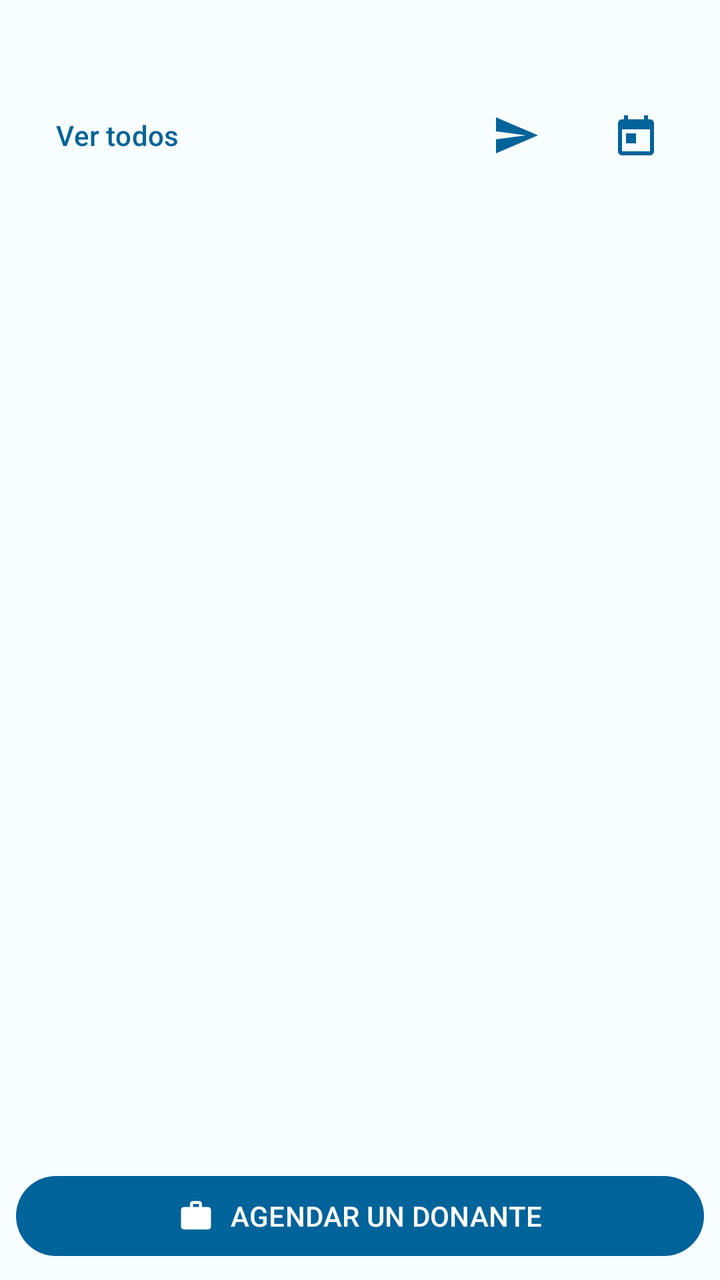
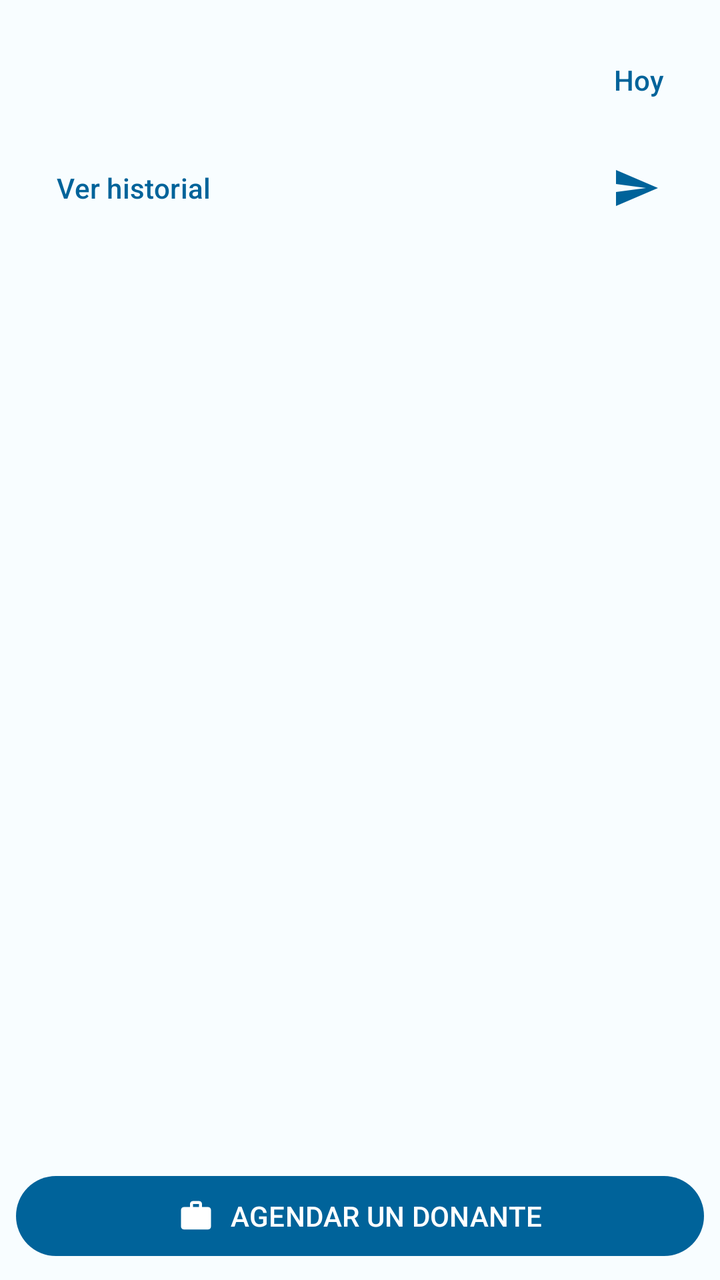

An Android layout rendered at two revisions. The XML below is the earlier revision; the diff shows what the commit changed to produce the second picture.
<!-- AndroidManifest.xml: application theme Theme.DonationSystem -->
<!-- res/layout/fragment_appointments.xml -->
<?xml version="1.0" encoding="utf-8"?>
<androidx.constraintlayout.widget.ConstraintLayout xmlns:android="http://schemas.android.com/apk/res/android"
    xmlns:app="http://schemas.android.com/apk/res-auto"
    xmlns:tools="http://schemas.android.com/tools"
    android:layout_width="match_parent"
    android:layout_height="match_parent"
    android:background="@color/surface_light"
    tools:context=".views.fragments.AppointmentsFragment">

    <LinearLayout
        android:id="@+id/rowWeekHeader"
        android:layout_width="0dp"
        android:layout_height="wrap_content"
        android:layout_marginStart="16dp"
        android:layout_marginTop="16dp"
        android:layout_marginEnd="16dp"
        android:orientation="vertical"
        app:layout_constraintEnd_toEndOf="parent"
        app:layout_constraintStart_toStartOf="parent"
        app:layout_constraintTop_toTopOf="parent">

        <TextView
            android:id="@+id/textViewWeekHeader"
            android:layout_width="match_parent"
            android:layout_height="wrap_content"
            android:textAppearance="?attr/textAppearanceTitleMedium"
            android:textColor="@color/clinical_dark_blue"
            android:textStyle="bold" />

        <LinearLayout
            android:layout_width="match_parent"
            android:layout_height="wrap_content"
            android:layout_marginTop="4dp"
            android:gravity="center_vertical"
            android:orientation="horizontal">

            <com.google.android.material.button.MaterialButton
                android:id="@+id/buttonToggleHistory"
                style="@style/Widget.Material3.Button.TextButton"
                android:layout_width="wrap_content"
                android:layout_height="wrap_content"
                android:layout_marginEnd="8dp"
                android:minWidth="0dp"
                android:text="@string/action_view_all"
                android:textColor="@color/medical_blue" />

            <com.google.android.material.button.MaterialButton
                android:id="@+id/buttonToggleRequests"
                style="@style/Widget.Material3.Button.TextButton"
                android:layout_width="wrap_content"
                android:layout_height="wrap_content"
                android:layout_marginEnd="8dp"
                android:minWidth="0dp"
                android:text="@string/action_view_requests"
                android:textColor="@color/medical_blue"
                android:visibility="gone" />

            <Space
                android:layout_width="0dp"
                android:layout_height="1dp"
                android:layout_weight="1" />

            <com.google.android.material.button.MaterialButton
                android:id="@+id/buttonDispatchReminders"
                style="@style/Widget.Material3.Button.IconButton"
                android:layout_width="wrap_content"
                android:layout_height="wrap_content"
                android:layout_marginEnd="8dp"
                android:contentDescription="@string/cd_dispatch_reminders"
                app:icon="@drawable/ic_send"
                app:iconSize="24dp" />

            <com.google.android.material.button.MaterialButton
                android:id="@+id/buttonOpenCalendar"
                style="@style/Widget.Material3.Button.IconButton"
                android:layout_width="wrap_content"
                android:layout_height="wrap_content"
                android:contentDescription="@string/cd_open_calendar"
                app:icon="@drawable/ic_calendar"
                app:iconSize="24dp" />
        </LinearLayout>
    </LinearLayout>

    <TextView
        android:id="@+id/textViewSelectedDateLabel"
        android:layout_width="0dp"
        android:layout_height="wrap_content"
        android:layout_marginStart="16dp"
        android:layout_marginTop="8dp"
        android:layout_marginEnd="16dp"
        android:textAppearance="?attr/textAppearanceBodyMedium"
        android:textColor="@color/medical_blue"
        android:visibility="gone"
        app:layout_constraintEnd_toEndOf="parent"
        app:layout_constraintStart_toStartOf="parent"
        app:layout_constraintTop_toBottomOf="@+id/rowWeekHeader" />

    <androidx.recyclerview.widget.RecyclerView
        android:id="@+id/recyclerViewDaysFilter"
        android:layout_width="0dp"
        android:layout_height="wrap_content"
        android:layout_marginTop="12dp"
        android:orientation="horizontal"
        android:paddingStart="16dp"
        android:paddingEnd="16dp"
        app:layout_constraintEnd_toEndOf="parent"
        app:layout_constraintStart_toStartOf="parent"
        app:layout_constraintTop_toBottomOf="@+id/textViewSelectedDateLabel"
        tools:listitem="@layout/item_day_filter" />

    <TextView
        android:id="@+id/textViewEmptyAppointments"
        android:layout_width="wrap_content"
        android:layout_height="wrap_content"
        android:text="@string/empty_day_appointments"
        android:textColor="@color/on_surface_variant"
        android:visibility="gone"
        app:layout_constraintBottom_toBottomOf="parent"
        app:layout_constraintEnd_toEndOf="parent"
        app:layout_constraintStart_toStartOf="parent"
        app:layout_constraintTop_toTopOf="parent" />

    <androidx.recyclerview.widget.RecyclerView
        android:id="@+id/recyclerViewAppointmentsList"
        android:layout_width="0dp"
        android:layout_height="0dp"
        android:layout_marginTop="8dp"
        android:clipToPadding="false"
        android:paddingBottom="16dp"
        app:layout_constraintBottom_toTopOf="@+id/buttonScheduleDonor"
        app:layout_constraintEnd_toEndOf="parent"
        app:layout_constraintStart_toStartOf="parent"
        app:layout_constraintTop_toBottomOf="@+id/recyclerViewDaysFilter"
        tools:listitem="@layout/item_appointment" />

    <com.google.android.material.button.MaterialButton
        android:id="@+id/buttonScheduleDonor"
        android:layout_width="0dp"
        android:layout_height="wrap_content"
        android:layout_margin="8dp"
        android:text="@string/btn_schedule_donor"
        app:icon="@drawable/ic_workflow"
        app:iconGravity="textStart"
        app:layout_constraintBottom_toBottomOf="parent"
        app:layout_constraintEnd_toEndOf="parent"
        app:layout_constraintStart_toStartOf="parent" />

</androidx.constraintlayout.widget.ConstraintLayout>
<!-- res/layout/item_day_filter.xml (included above) -->
<?xml version="1.0" encoding="utf-8"?>
<com.google.android.material.card.MaterialCardView xmlns:android="http://schemas.android.com/apk/res/android"
    xmlns:app="http://schemas.android.com/apk/res-auto"
    android:id="@+id/cardDayFilter"
    android:layout_width="wrap_content"
    android:layout_height="wrap_content"
    android:layout_marginEnd="8dp"
    app:cardCornerRadius="8dp"
    app:cardElevation="0dp"
    app:strokeWidth="1dp"
    app:strokeColor="@color/medical_blue">

    <TextView
        android:id="@+id/textViewDayFilter"
        android:layout_width="wrap_content"
        android:layout_height="wrap_content"
        android:minWidth="56dp"
        android:paddingTop="10dp"
        android:paddingBottom="10dp"
        android:paddingStart="12dp"
        android:paddingEnd="12dp"
        android:gravity="center"
        android:textAppearance="?attr/textAppearanceLabelMedium"
        android:textColor="@color/medical_blue" />
</com.google.android.material.card.MaterialCardView>
<!-- res/layout/item_appointment.xml (included above) -->
<?xml version="1.0" encoding="utf-8"?>
<com.google.android.material.card.MaterialCardView xmlns:android="http://schemas.android.com/apk/res/android"
    xmlns:app="http://schemas.android.com/apk/res-auto"
    style="@style/Widget.App.Card"
    android:layout_width="match_parent"
    android:layout_height="wrap_content"
    android:layout_marginStart="@dimen/card_margin_h"
    android:layout_marginEnd="@dimen/card_margin_h"
    android:layout_marginBottom="@dimen/card_margin_v">

    <androidx.constraintlayout.widget.ConstraintLayout
        android:layout_width="match_parent"
        android:layout_height="wrap_content"
        android:padding="16dp">

        <com.google.android.material.chip.Chip
            android:id="@+id/chipAppointmentTime"
            android:layout_width="wrap_content"
            android:layout_height="wrap_content"
            android:clickable="false"
            android:focusable="false"
            android:text="@string/loading"
            app:layout_constraintEnd_toStartOf="@+id/buttonAppointmentActions"
            app:layout_constraintTop_toTopOf="parent" />

        <com.google.android.material.button.MaterialButton
            android:id="@+id/buttonAppointmentActions"
            style="@style/Widget.Material3.Button.IconButton"
            android:layout_width="wrap_content"
            android:layout_height="wrap_content"
            android:contentDescription="@string/cd_appointment_actions"
            app:icon="@drawable/ic_more_vert"
            app:iconSize="24dp"
            app:layout_constraintEnd_toEndOf="parent"
            app:layout_constraintTop_toTopOf="parent" />

        <TextView
            android:id="@+id/textViewAppointmentDonor"
            android:layout_width="0dp"
            android:layout_height="wrap_content"
            android:textAppearance="?attr/textAppearanceTitleSmall"
            android:textColor="@color/on_surface"
            app:layout_constraintEnd_toStartOf="@+id/chipAppointmentTime"
            app:layout_constraintStart_toStartOf="parent"
            app:layout_constraintTop_toTopOf="parent" />

        <TextView
            android:id="@+id/textViewAppointmentProcedure"
            android:layout_width="wrap_content"
            android:layout_height="wrap_content"
            android:layout_marginTop="8dp"
            android:text="@string/loading"
            android:textAppearance="?attr/textAppearanceBodyMedium"
            android:textColor="@color/medical_blue"
            app:layout_constraintStart_toStartOf="parent"
            app:layout_constraintTop_toBottomOf="@+id/textViewAppointmentDonor" />

        <com.google.android.material.chip.Chip
            android:id="@+id/chipAppointmentStatus"
            style="@style/Widget.Material3.Chip.Suggestion"
            android:layout_width="wrap_content"
            android:layout_height="wrap_content"
            android:layout_marginStart="8dp"
            android:checkable="false"
            android:textAppearance="?attr/textAppearanceLabelSmall"
            android:textColor="@color/white"
            android:textStyle="bold"
            android:visibility="gone"
            app:layout_constraintBottom_toBottomOf="@+id/textViewAppointmentProcedure"
            app:layout_constraintStart_toEndOf="@+id/textViewAppointmentProcedure"
            app:layout_constraintTop_toTopOf="@+id/textViewAppointmentProcedure" />

        <LinearLayout
            android:id="@+id/layoutReminderActions"
            android:layout_width="wrap_content"
            android:layout_height="wrap_content"
            android:layout_marginTop="12dp"
            android:gravity="center_vertical"
            android:orientation="horizontal"
            app:layout_constraintBottom_toBottomOf="parent"
            app:layout_constraintEnd_toEndOf="parent"
            app:layout_constraintTop_toBottomOf="@+id/textViewAppointmentProcedure">

            <com.google.android.material.button.MaterialButton
                android:id="@+id/buttonSendWhatsApp"
                style="@style/Widget.Material3.Button.IconButton"
                android:layout_width="wrap_content"
                android:layout_height="wrap_content"
                android:contentDescription="@string/cd_send_whatsapp"
                app:icon="@drawable/ic_whatsapp"
                app:iconSize="24dp" />

            <com.google.android.material.button.MaterialButton
                android:id="@+id/buttonSendEmail"
                style="@style/Widget.Material3.Button.IconButton"
                android:layout_width="wrap_content"
                android:layout_height="wrap_content"
                android:contentDescription="@string/cd_send_email"
                app:icon="@drawable/ic_mail"
                app:iconSize="24dp" />

            <ImageView
                android:id="@+id/imageViewReminderWhatsAppChecked"
                android:layout_width="40dp"
                android:layout_height="40dp"
                android:contentDescription="@string/msg_reminder_sent"
                android:src="@drawable/ic_check"
                app:tint="@color/aptitude_green"
                android:visibility="gone" />

            <ImageView
                android:id="@+id/imageViewReminderEmailChecked"
                android:layout_width="40dp"
                android:layout_height="40dp"
                android:contentDescription="@string/msg_reminder_sent"
                android:src="@drawable/ic_check"
                app:tint="@color/aptitude_green"
                android:visibility="gone" />
        </LinearLayout>
    </androidx.constraintlayout.widget.ConstraintLayout>
</com.google.android.material.card.MaterialCardView>
<!-- resources referenced by this layout -->
<resources>
  <color name="aptitude_green">#FF2E7D32</color>
  <color name="clinical_dark_blue">#FF001D33</color>
  <color name="medical_blue">#FF00639A</color>
  <color name="on_surface">#FF191C20</color>
  <color name="on_surface_variant">#FF42474E</color>
  <color name="surface_light">#FFF8FDFF</color>
  <color name="white">#FFFFFFFF</color>
  <dimen name="card_margin_h">16dp</dimen>
  <dimen name="card_margin_v">8dp</dimen>
  <!-- drawable ic_calendar (drawable) -->
  <vector xmlns:android="http://schemas.android.com/apk/res/android"
      android:width="24dp"
      android:height="24dp"
      android:viewportWidth="24"
      android:viewportHeight="24"
      android:tint="?attr/colorControlNormal">
      <path
          android:fillColor="@android:color/white"
          android:pathData="M19,4h-1V2h-2v2H8V2H6v2H5c-1.11,0 -1.99,0.9 -1.99,2L3,20c0,1.1 0.89,2 2,2h14c1.1,0 2,-0.9 2,-2V6C21,4.9 20.1,4 19,4zM19,20H5V9h14v11zM7,11h5v5H7z" />
  </vector>
  <!-- drawable ic_check (drawable) -->
  <vector xmlns:android="http://schemas.android.com/apk/res/android"
      android:width="24dp"
      android:height="24dp"
      android:viewportWidth="24"
      android:viewportHeight="24"
      android:tint="?attr/colorControlNormal">
      <path
          android:fillColor="@android:color/white"
          android:pathData="M9,16.17L4.83,12l-1.42,1.41L9,19 21,7l-1.41,-1.41z" />
  </vector>
  <!-- drawable ic_mail (drawable) -->
  <vector xmlns:android="http://schemas.android.com/apk/res/android"
      android:width="24dp"
      android:height="24dp"
      android:viewportWidth="24"
      android:viewportHeight="24"
      android:tint="?attr/colorControlNormal">
      <path
          android:fillColor="@android:color/white"
          android:pathData="M20,4H4c-1.1,0 -1.99,0.9 -1.99,2L2,18c0,1.1 0.9,2 2,2h16c1.1,0 2,-0.9 2,-2V6c0,-1.1 -0.9,-2 -2,-2zM20,8l-8,5 -8,-5V6l8,5 8,-5v2z" />
  </vector>
  <!-- drawable ic_send (drawable) -->
  <vector xmlns:android="http://schemas.android.com/apk/res/android"
      android:width="24dp"
      android:height="24dp"
      android:viewportWidth="24"
      android:viewportHeight="24"
      android:tint="?attr/colorControlNormal">
      <path
          android:fillColor="@android:color/white"
          android:pathData="M2.01,21L23,12 2.01,3 2,10l15,2 -15,2z" />
  </vector>
  <string name="action_view_all">Ver todos</string>
  <string name="action_view_requests">Solicitudes</string>
  <string name="btn_schedule_donor">AGENDAR UN DONANTE</string>
  <string name="cd_appointment_actions">Acciones del turno</string>
  <string name="cd_dispatch_reminders">Enviar recordatorios automáticos ahora</string>
  <string name="cd_open_calendar">Abrir calendario</string>
  <string name="cd_send_email">Enviar recordatorio por email</string>
  <string name="cd_send_whatsapp">Enviar recordatorio por WhatsApp</string>
  <string name="empty_day_appointments">No hay citas para este día</string>
  <string name="loading">Cargando...</string>
  <string name="msg_reminder_sent">Recordatorio enviado</string>
  <style name="Widget.App.Card" parent="Widget.Material3.CardView.Filled">
          <item name="cardCornerRadius">@dimen/card_corner_radius</item>
      </style>
  <style name="Theme.DonationSystem" parent="Base.Theme.DonationSystem" />
  <dimen name="card_corner_radius">12dp</dimen>
  <color name="on_primary">#FFFFFFFF</color>
  <color name="medical_blue_light">#FFD1E4FF</color>
  <color name="on_secondary">#FFFFFFFF</color>
  <color name="surface_variant">#FFDEE3EB</color>
  <color name="outline">#FF72777F</color>
  <color name="surface_container_lowest">#FFFFFFFF</color>
  <color name="surface_container_low">#FFF3F8FB</color>
  <color name="surface_container">#FFEDF3F8</color>
  <color name="surface_container_high">#FFE7EDF3</color>
  <color name="surface_container_highest">#FFE1E9F0</color>
  <!-- unchanged entries left out for length: 4 -->
</resources>

<!-- the commit's change to res/layout/fragment_appointments.xml (unified diff, before → after) -->
@@ -19,13 +19,33 @@
         app:layout_constraintStart_toStartOf="parent"
         app:layout_constraintTop_toTopOf="parent">
 
-        <TextView
-            android:id="@+id/textViewWeekHeader"
+        <LinearLayout
             android:layout_width="match_parent"
             android:layout_height="wrap_content"
-            android:textAppearance="?attr/textAppearanceTitleMedium"
-            android:textColor="@color/clinical_dark_blue"
-            android:textStyle="bold" />
+            android:gravity="center_vertical"
+            android:orientation="horizontal">
+
+            <TextView
+                android:id="@+id/textViewWeekHeader"
+                android:layout_width="0dp"
+                android:layout_height="wrap_content"
+                android:layout_weight="1"
+                android:maxLines="1"
+                android:ellipsize="end"
+                android:textAppearance="?attr/textAppearanceTitleMedium"
+                android:textColor="@color/clinical_dark_blue"
+                android:textStyle="bold" />
+
+            <com.google.android.material.button.MaterialButton
+                android:id="@+id/buttonToday"
+                style="@style/Widget.Material3.Button.TextButton"
+                android:layout_width="wrap_content"
+                android:layout_height="wrap_content"
+                android:layout_marginStart="8dp"
+                android:minWidth="0dp"
+                android:text="@string/action_today"
+                android:textColor="@color/medical_blue" />
+        </LinearLayout>
 
         <LinearLayout
             android:layout_width="match_parent"
@@ -35,7 +55,7 @@
             android:orientation="horizontal">
 
             <com.google.android.material.button.MaterialButton
-                android:id="@+id/buttonToggleHistory"
+                android:id="@+id/buttonOpenHistory"
                 style="@style/Widget.Material3.Button.TextButton"
                 android:layout_width="wrap_content"
                 android:layout_height="wrap_content"
@@ -65,35 +85,11 @@
                 style="@style/Widget.Material3.Button.IconButton"
                 android:layout_width="wrap_content"
                 android:layout_height="wrap_content"
-                android:layout_marginEnd="8dp"
                 android:contentDescription="@string/cd_dispatch_reminders"
                 app:icon="@drawable/ic_send"
                 app:iconSize="24dp" />
-
-            <com.google.android.material.button.MaterialButton
-                android:id="@+id/buttonOpenCalendar"
-                style="@style/Widget.Material3.Button.IconButton"
-                android:layout_width="wrap_content"
-                android:layout_height="wrap_content"
-                android:contentDescription="@string/cd_open_calendar"
-                app:icon="@drawable/ic_calendar"
-                app:iconSize="24dp" />
         </LinearLayout>
     </LinearLayout>
-
-    <TextView
-        android:id="@+id/textViewSelectedDateLabel"
-        android:layout_width="0dp"
-        android:layout_height="wrap_content"
-        android:layout_marginStart="16dp"
-        android:layout_marginTop="8dp"
-        android:layout_marginEnd="16dp"
-        android:textAppearance="?attr/textAppearanceBodyMedium"
-        android:textColor="@color/medical_blue"
-        android:visibility="gone"
-        app:layout_constraintEnd_toEndOf="parent"
-        app:layout_constraintStart_toStartOf="parent"
-        app:layout_constraintTop_toBottomOf="@+id/rowWeekHeader" />
 
     <androidx.recyclerview.widget.RecyclerView
         android:id="@+id/recyclerViewDaysFilter"
@@ -105,8 +101,8 @@
         android:paddingEnd="16dp"
         app:layout_constraintEnd_toEndOf="parent"
         app:layout_constraintStart_toStartOf="parent"
-        app:layout_constraintTop_toBottomOf="@+id/textViewSelectedDateLabel"
-        tools:listitem="@layout/item_day_filter" />
+        app:layout_constraintTop_toBottomOf="@+id/rowWeekHeader"
+        tools:listitem="@layout/item_day_strip" />
 
     <TextView
         android:id="@+id/textViewEmptyAppointments"
@@ -146,11 +142,11 @@
         app:layout_constraintStart_toStartOf="parent" />
 
 </androidx.constraintlayout.widget.ConstraintLayout>
-<!-- res/layout/item_day_filter.xml (included above) -->
+<!-- res/layout/item_day_strip.xml (included above) -->
 <?xml version="1.0" encoding="utf-8"?>
 <com.google.android.material.card.MaterialCardView xmlns:android="http://schemas.android.com/apk/res/android"
     xmlns:app="http://schemas.android.com/apk/res-auto"
-    android:id="@+id/cardDayFilter"
+    android:id="@+id/cardDayStrip"
     android:layout_width="wrap_content"
     android:layout_height="wrap_content"
     android:layout_marginEnd="8dp"
@@ -159,18 +155,47 @@
     app:strokeWidth="1dp"
     app:strokeColor="@color/medical_blue">
 
-    <TextView
-        android:id="@+id/textViewDayFilter"
+    <LinearLayout
         android:layout_width="wrap_content"
         android:layout_height="wrap_content"
+        android:gravity="center"
         android:minWidth="56dp"
-        android:paddingTop="10dp"
-        android:paddingBottom="10dp"
+        android:orientation="vertical"
         android:paddingStart="12dp"
+        android:paddingTop="8dp"
         android:paddingEnd="12dp"
-        android:gravity="center"
-        android:textAppearance="?attr/textAppearanceLabelMedium"
-        android:textColor="@color/medical_blue" />
+        android:paddingBottom="8dp">
+
+        <TextView
+            android:id="@+id/textViewDayStripWeekday"
+            android:layout_width="wrap_content"
+            android:layout_height="wrap_content"
+            android:textAppearance="?attr/textAppearanceLabelSmall"
+            android:textColor="@color/medical_blue" />
+
+        <TextView
+            android:id="@+id/textViewDayStripNumber"
+            android:layout_width="wrap_content"
+            android:layout_height="wrap_content"
+            android:textAppearance="?attr/textAppearanceTitleMedium"
+            android:textColor="@color/medical_blue"
+            android:textStyle="bold" />
+
+        <TextView
+            android:id="@+id/textViewDayStripCount"
+            android:layout_width="wrap_content"
+            android:layout_height="wrap_content"
+            android:layout_marginTop="2dp"
+            android:background="@drawable/bg_badge_blue"
+            android:minWidth="18dp"
+            android:gravity="center"
+            android:paddingStart="4dp"
+            android:paddingEnd="4dp"
+            android:textAppearance="?attr/textAppearanceLabelSmall"
+            android:textColor="@color/medical_blue"
+            android:textStyle="bold"
+            android:visibility="gone" />
+    </LinearLayout>
 </com.google.android.material.card.MaterialCardView>
 <!-- res/layout/item_appointment.xml (included above) -->
 <?xml version="1.0" encoding="utf-8"?>
<!-- resource entries referenced after the edit -->
@@ -9,17 +9,13 @@
   <color name="white">#FFFFFFFF</color>
   <dimen name="card_margin_h">16dp</dimen>
   <dimen name="card_margin_v">8dp</dimen>
-  <!-- drawable ic_calendar (drawable) -->
-  <vector xmlns:android="http://schemas.android.com/apk/res/android"
-      android:width="24dp"
-      android:height="24dp"
-      android:viewportWidth="24"
-      android:viewportHeight="24"
-      android:tint="?attr/colorControlNormal">
-      <path
-          android:fillColor="@android:color/white"
-          android:pathData="M19,4h-1V2h-2v2H8V2H6v2H5c-1.11,0 -1.99,0.9 -1.99,2L3,20c0,1.1 0.89,2 2,2h14c1.1,0 2,-0.9 2,-2V6C21,4.9 20.1,4 19,4zM19,20H5V9h14v11zM7,11h5v5H7z" />
-  </vector>
+  <!-- drawable bg_badge_blue (drawable) -->
+  <?xml version="1.0" encoding="utf-8"?>
+  <shape xmlns:android="http://schemas.android.com/apk/res/android"
+      android:shape="rectangle">
+      <corners android:radius="6dp" />
+      <solid android:color="@color/medical_blue_light" />
+  </shape>
   <!-- drawable ic_check (drawable) -->
   <vector xmlns:android="http://schemas.android.com/apk/res/android"
       android:width="24dp"
@@ -53,12 +49,12 @@
           android:fillColor="@android:color/white"
           android:pathData="M2.01,21L23,12 2.01,3 2,10l15,2 -15,2z" />
   </vector>
-  <string name="action_view_all">Ver todos</string>
+  <string name="action_today">Hoy</string>
+  <string name="action_view_all">Ver historial</string>
   <string name="action_view_requests">Solicitudes</string>
   <string name="btn_schedule_donor">AGENDAR UN DONANTE</string>
   <string name="cd_appointment_actions">Acciones del turno</string>
   <string name="cd_dispatch_reminders">Enviar recordatorios automáticos ahora</string>
-  <string name="cd_open_calendar">Abrir calendario</string>
   <string name="cd_send_email">Enviar recordatorio por email</string>
   <string name="cd_send_whatsapp">Enviar recordatorio por WhatsApp</string>
   <string name="empty_day_appointments">No hay citas para este día</string>
